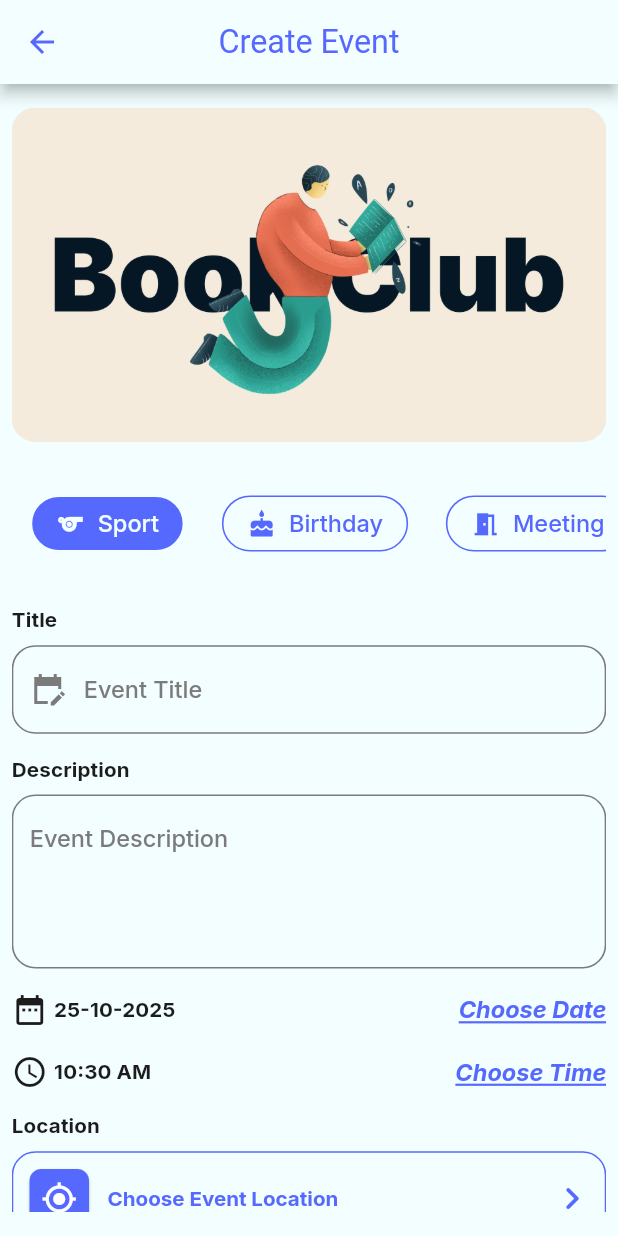
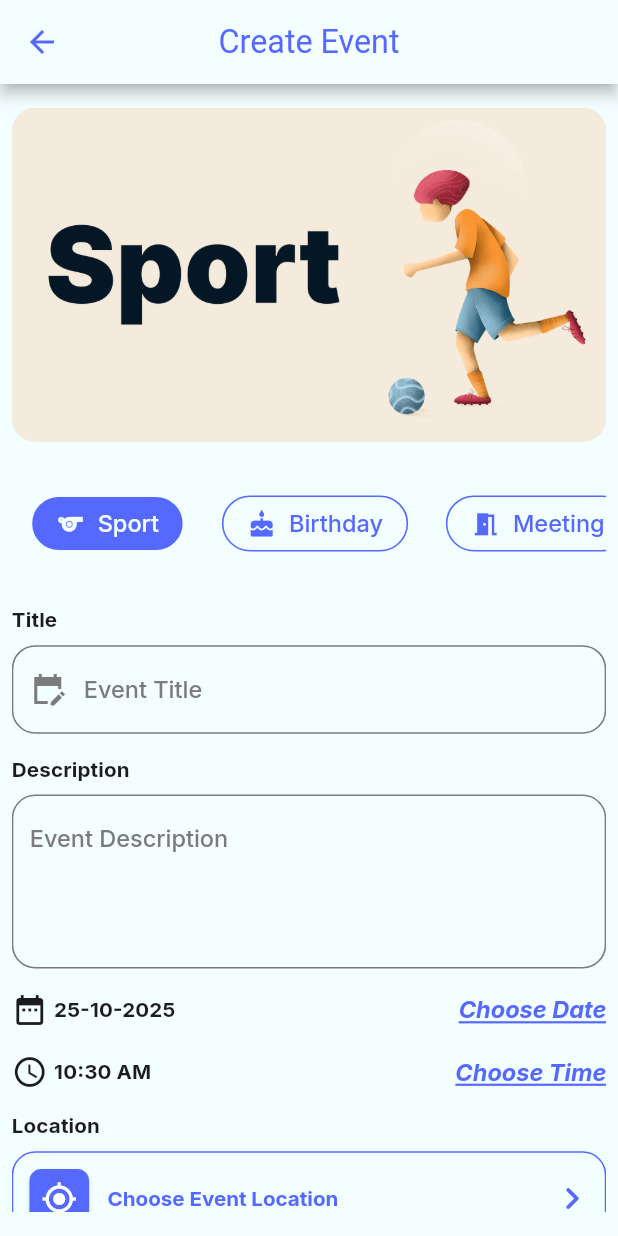
Before and after one commit to zahraa-sayed/Eventely-_app, a Flutter app: the CreateEvent screen opened by its route, on a phone screen of 412 x 824 dp. Run offline on Flutter 3.47's test engine with Material 3 defaults, Android fonts, the phone set to English and light mode, and no system bars; our stand-ins replace cloud_firestore, firebase_auth, firebase_core, flutter_screenutil, fluttertoast, google_fonts and 1 more; accounts and stored records are empty.

```diff
--- a/lib/core/resources/assets_manager.dart
+++ b/lib/core/resources/assets_manager.dart
@@ -9,5 +9,7 @@ abstract class ImageAssets {
   static const String sport = "$base/sport.png";
   static const String workShop = "$base/workShop.png";
   static const String routeProfile = "$base/profile_route-1.png";
-
+  static const String gaming = "$base/gaming.png";
+  static const String exhibition = "$base/exhibition.png";
+  static const String eating = "$base/eating.png";
 }
--- a/lib/features/auth/login/login.dart
+++ b/lib/features/auth/login/login.dart
@@ -197,6 +197,7 @@ class _LoginState extends State<Login> {
       UIUtils.showToastMessage("Wrong email or password", ColorsManager.red);
     } catch (exception) {
       UIUtils.hideDialog(context);
+      print(exception.toString());
       UIUtils.showToastMessage("Filed to login-in", ColorsManager.red);
     }
   }
--- a/lib/features/create_event/create_event.dart
+++ b/lib/features/create_event/create_event.dart
@@ -59,7 +59,7 @@ class _CreateEventState extends State<CreateEvent> {
             children: [
               ClipRRect(
                 borderRadius: BorderRadius.circular(16.r),
-                child: Image.asset(ImageAssets.bookClub),
+                child: Image.asset(selectedCategory.imagePath),
               ),
               SizedBox(height: 16.h),
               CustomTabBar(
--- a/lib/features/main_layout/main_layout.dart
+++ b/lib/features/main_layout/main_layout.dart
@@ -20,11 +20,14 @@ class _MainLayoutState extends State<MainLayout> {
 
   @override
   Widget build(BuildContext context) {
+    bool isKeyboardOpen = MediaQuery.of(context).viewInsets.bottom != 0.0;
+    appLocalizations = AppLocalizations.of(context)!;
+
     return Scaffold(
       extendBody: true,
       body: tabs[selectedIndex],
       floatingActionButtonLocation: FloatingActionButtonLocation.centerDocked,
-      floatingActionButton: _buildFad(),
+      floatingActionButton:isKeyboardOpen ? null : _buildFad(),
       bottomNavigationBar: _buildBottomNavigationBar(),
     );
   }
--- a/lib/l10n/app_ar.arb
+++ b/lib/l10n/app_ar.arb
@@ -48,5 +48,6 @@
   "exhibition": "معرض",
   "english": "الانجليزية",
   "arabic": "العربية",
-  "location": "الموقع"
+  "location": "الموقع",
+  "no_event": "لا أحداث"
 }
--- a/lib/l10n/app_en.arb
+++ b/lib/l10n/app_en.arb
@@ -48,5 +48,6 @@
 "exhibition": "Exhibition",
 "english": "English",
 "arabic": "Arabic",
-"location": "Location"
+"location": "Location",
+"no_event": "No Events"
 }
--- a/lib/l10n/app_localizations.dart
+++ b/lib/l10n/app_localizations.dart
@@ -397,6 +397,12 @@ abstract class AppLocalizations {
   /// In en, this message translates to:
   /// **'Location'**
   String get location;
+
+  /// No description provided for @no_event.
+  ///
+  /// In en, this message translates to:
+  /// **'No Events'**
+  String get no_event;
 }
 
 class _AppLocalizationsDelegate
--- a/lib/l10n/app_localizations_ar.dart
+++ b/lib/l10n/app_localizations_ar.dart
@@ -157,4 +157,7 @@ class AppLocalizationsAr extends AppLocalizations {
 
   @override
   String get location => 'الموقع';
+
+  @override
+  String get no_event => 'لا أحداث';
 }
--- a/lib/l10n/app_localizations_en.dart
+++ b/lib/l10n/app_localizations_en.dart
@@ -157,4 +157,7 @@ class AppLocalizationsEn extends AppLocalizations {
 
   @override
   String get location => 'Location';
+
+  @override
+  String get no_event => 'No Events';
 }
--- a/lib/models/category_models.dart
+++ b/lib/models/category_models.dart
@@ -1,3 +1,4 @@
+import 'package:evently_app/core/resources/assets_manager.dart';
 import 'package:flutter/material.dart';
 import '../l10n/app_localizations.dart';
 
@@ -33,15 +34,15 @@ class CategoryModels {
   static List<CategoryModels> getCategories(BuildContext context){
     AppLocalizations appLocalizations = AppLocalizations.of(context)!;
     return [
-      CategoryModels(id: "1", name: appLocalizations.sport, iconData: Icons.sports, imagePath: ""),
-      CategoryModels(id: "2", name: appLocalizations.birthday, iconData: Icons.cake, imagePath: ""),
-      CategoryModels(id: "3", name: appLocalizations.meeting, iconData: Icons.meeting_room, imagePath: ""),
-      CategoryModels(id: "4", name: appLocalizations.gaming, iconData: Icons.gamepad_rounded, imagePath: ""),
-      CategoryModels(id: "5", name: appLocalizations.eating, iconData: Icons.local_pizza_rounded, imagePath: ""),
-      CategoryModels(id: "6", name: appLocalizations.holiday, iconData: Icons.holiday_village_rounded, imagePath: ""),
-      CategoryModels(id: "7", name: appLocalizations.exhibition, iconData: Icons.water_drop, imagePath: ""),
-      CategoryModels(id: "8", name: appLocalizations.workshop, iconData: Icons.workspaces_rounded, imagePath: ""),
-      CategoryModels(id: "9", name: appLocalizations.book_club, iconData: Icons.book_rounded, imagePath: ""),
+      CategoryModels(id: "1", name: appLocalizations.sport, iconData: Icons.sports, imagePath: ImageAssets.sport),
+      CategoryModels(id: "2", name: appLocalizations.birthday, iconData: Icons.cake, imagePath: ImageAssets.birthday),
+      CategoryModels(id: "3", name: appLocalizations.meeting, iconData: Icons.meeting_room, imagePath: ImageAssets.meetingCover),
+      CategoryModels(id: "4", name: appLocalizations.gaming, iconData: Icons.gamepad_rounded, imagePath: ImageAssets.gaming),
+      CategoryModels(id: "5", name: appLocalizations.eating, iconData: Icons.local_pizza_rounded, imagePath: ImageAssets.eating),
+      CategoryModels(id: "6", name: appLocalizations.holiday, iconData: Icons.holiday_village_rounded, imagePath: ImageAssets.holiday),
+      CategoryModels(id: "7", name: appLocalizations.exhibition, iconData: Icons.water_drop, imagePath: ImageAssets.exhibition),
+      CategoryModels(id: "8", name: appLocalizations.workshop, iconData: Icons.workspaces_rounded, imagePath: ImageAssets.workShop),
+      CategoryModels(id: "9", name: appLocalizations.book_club, iconData: Icons.book_rounded, imagePath: ImageAssets.bookClub),
     ];
   }
 }
--- a/lib/models/user_model.dart
+++ b/lib/models/user_model.dart
@@ -3,17 +3,29 @@ class UserModel {
   String id;
   String name;
   String email;
+  List<String> favouriteEventsIds;
 
-  UserModel({required this.id, required this.name, required this.email});
-  UserModel.fromJson(Map<String, dynamic> json):this(
-    id: json["id"],
-    name: json["name"],
-    email: json["email"],
-  );
+  UserModel({
+    required this.id,
+    required this.name,
+    required this.email,
+    required this.favouriteEventsIds,
+  });
 
-  Map<String, dynamic>toJson()=>{
-    "id":id,
-    "name":name,
-    "email":email,
+  UserModel.fromJson(Map<String, dynamic> json)
+    : this(
+        id: json["id"],
+        name: json["name"],
+        email: json["email"],
+        favouriteEventsIds: (json["favouriteEventsIds"] as List<dynamic>)
+            .map((favEventId) => favEventId.toString())
+            .toList(),
+      );
+
+  Map<String, dynamic> toJson() => {
+    "id": id,
+    "name": name,
+    "email": email,
+    "favouriteEventsIds": favouriteEventsIds,
   };
 }
```
Also changed, not shown: lib/features/auth/register/register.dart (+10 -8 lines), lib/features/main_layout/tabs/favorite/favorite_tab.dart (+16 -12 lines), lib/features/main_layout/tabs/home/event_item.dart (+30 -8 lines), lib/features/main_layout/tabs/home/home_tab.dart (+23 -10 lines), lib/firebase_service/firebase_service.dart (+72 -7 lines), assets/images/eating.png (added), assets/images/exhibition.png (added), assets/images/gaming.png (added).
